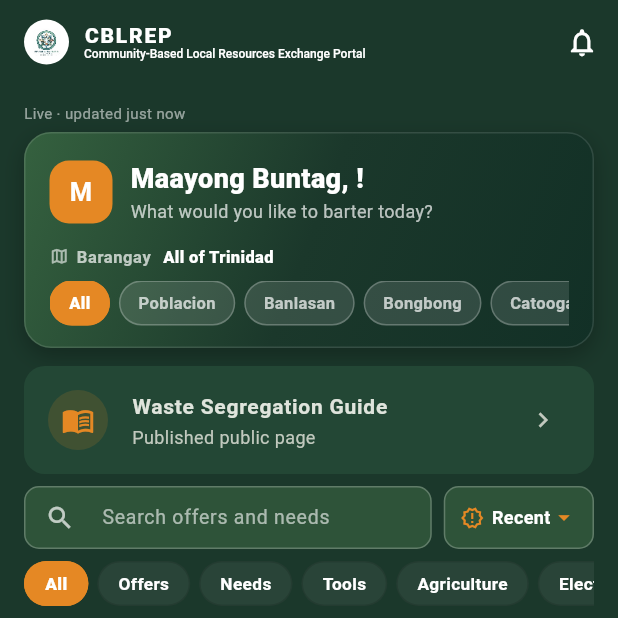
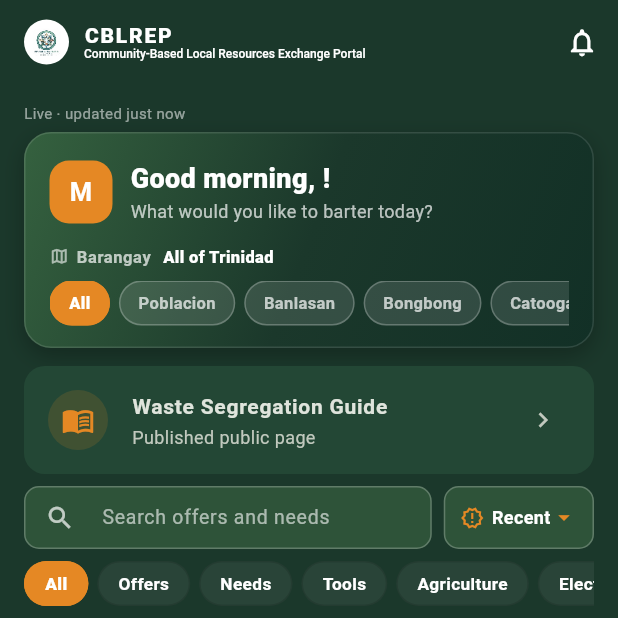
Before and after one commit to apexpredator20050904/CBLREP, a Flutter app: the CblrepShell screen opened directly, on a phone screen of 412 x 824 dp, the top half of it. Run offline on Flutter 3.47's test engine with Material 3 defaults, Android fonts, the phone set to English and light mode, and no system bars; our stand-ins replace dio, file_picker, firebase_core, firebase_messaging, flutter_local_notifications, flutter_map and 8 more; accounts and stored records are empty; network calls fail.

Commit message:
feat: badge the tabs that are waiting and bump app version
- share the English time-of-day greeting between the hero and profile header
- let a confirmation name its dismiss action, so cancelling an exchange says "Back"
- count unread messages and exchange actions on the bottom navigation

```diff
--- a/lib/core/feedback.dart
+++ b/lib/core/feedback.dart
@@ -102,6 +102,7 @@ class Feedback {
     required String title,
     required String message,
     String confirmLabel = 'Confirm',
+    String cancelLabel = 'Cancel',
     bool danger = false,
   }) async {
     final result = await showDialog<bool>(
@@ -110,7 +111,7 @@ class Feedback {
         title: Text(title),
         content: Text(message),
         actions: [
-          TextButton(onPressed: () => Navigator.pop(c, false), child: const Text('Cancel')),
+          TextButton(onPressed: () => Navigator.pop(c, false), child: Text(cancelLabel)),
           FilledButton(
             style: danger
                 ? FilledButton.styleFrom(backgroundColor: CblrepColors.dangerRed)
--- /dev/null
+++ b/lib/core/greeting.dart
@@ -0,0 +1,8 @@
+/// The English time-of-day greeting shared by the home hero and the profile
+/// header, so both always say the same thing at the same hour.
+String greetingForNow([DateTime? at]) {
+  final hour = (at ?? DateTime.now()).hour;
+  if (hour >= 5 && hour < 12) return 'Good morning';
+  if (hour >= 12 && hour < 18) return 'Good afternoon';
+  return 'Good evening';
+}
--- a/lib/providers/live_hub_provider.dart
+++ b/lib/providers/live_hub_provider.dart
@@ -46,15 +46,36 @@ class LiveHubProvider extends ChangeNotifier {
     }
   }
 
+  /// Total unread direct messages across every conversation.
+  ///
+  /// `/conversations` already returns a per-thread `unread_count`, so the
+  /// bottom-nav badge does not need another endpoint.
+  int get unreadMessages => conversations.fold<int>(
+        0,
+        (sum, conversation) =>
+            sum + (((conversation as Map)['unread_count'] as num?)?.toInt() ?? 0),
+      );
+
+  /// Exchanges waiting on this member: incoming proposals to accept or
+  /// decline, and accepted trades still needing this member's completion
+  /// confirmation. Proposals the member sent are excluded — there is nothing
+  /// to act on there.
+  int get exchangeActions => exchanges.where((exchange) {
+        final row = exchange as Map;
+        return row['can_respond'] == true || row['can_confirm_completion'] == true;
+      }).length;
+
   /// Cheap fingerprint of everything the UI renders from this provider.
   String get _fingerprint => [
         exchanges.length,
         exchanges
             .map((e) => '${(e as Map)['id']}:${(e as Map)['raw_status'] ?? (e as Map)['status']}')
             .join(','),
+        exchangeActions,
         notifications.length,
         unreadCount,
         conversations.length,
+        unreadMessages,
         dashboard?.values.join('|'),
       ].join('§');
 
--- a/lib/screens/exchanges_screen.dart
+++ b/lib/screens/exchanges_screen.dart
@@ -52,7 +52,7 @@ class _ExchangesScreenState extends State<ExchangesScreen> {
     final verb = switch (status) {
       'accepted' => 'Accept',
       'rejected' => 'Decline',
-      _ => 'Cancel',
+      _ => 'Cancel exchange',
     };
     final detail = switch (status) {
       'accepted' => 'The other member will be notified that you accepted "$label".',
@@ -65,6 +65,9 @@ class _ExchangesScreenState extends State<ExchangesScreen> {
       title: '$verb?',
       message: detail,
       confirmLabel: verb,
+      // A cancellation dialog used to show "Cancel" twice — once to dismiss
+      // and once to confirm. "Back" leaves the exchange untouched.
+      cancelLabel: status == 'cancelled' ? 'Back' : 'Cancel',
       danger: status == 'cancelled' || status == 'rejected',
     );
     if (!confirmed || !mounted) return;
--- a/lib/screens/home_feed_screen.dart
+++ b/lib/screens/home_feed_screen.dart
@@ -25,7 +25,7 @@ import 'listing_detail_screen.dart';
 ///
 /// The screen is built as one scroll view with three parts:
 ///
-///   1. a warm, localized hero (the greeting and the barangay quick-filter),
+///   1. a warm hero (the greeting and the barangay quick-filter),
 ///   2. a STICKY search-and-filter bar that stays reachable while the
 ///      member scrolls, and
 ///   3. the listings themselves.
--- a/lib/widgets/cblrep_shell.dart
+++ b/lib/widgets/cblrep_shell.dart
@@ -82,9 +82,11 @@ class _CblrepShellState extends State<CblrepShell> {
 
   @override
   Widget build(BuildContext context) {
-    // Select only the badge count — a plain watch would rebuild the entire
-    // shell (app bar, navigation bar and the open page) on every 20s poll.
+    // Select only the three badge counts — a plain watch would rebuild the
+    // entire shell (app bar, navigation bar and the open page) on every poll.
     final unread = context.select<LiveHubProvider, int>((hub) => hub.unreadCount);
+    final unreadMessages = context.select<LiveHubProvider, int>((hub) => hub.unreadMessages);
+    final exchangeActions = context.select<LiveHubProvider, int>((hub) => hub.exchangeActions);
     final dark = Theme.of(context).brightness == Brightness.dark;
     final barColor = dark ? CblrepColors.deepForest : Colors.white;
     return Scaffold(
@@ -142,15 +144,43 @@ class _CblrepShellState extends State<CblrepShell> {
       bottomNavigationBar: NavigationBar(
         selectedIndex: index,
         onDestinationSelected: (value) => setState(() => index = value),
-        destinations: const [
-          NavigationDestination(icon: Icon(Icons.home_outlined), selectedIcon: Icon(Icons.home), label: 'Home'),
-          NavigationDestination(icon: Icon(Icons.swap_horiz_outlined), selectedIcon: Icon(Icons.swap_horiz), label: 'Exchanges'),
-          NavigationDestination(icon: Icon(Icons.map_outlined), selectedIcon: Icon(Icons.map), label: 'Map'),
-          NavigationDestination(icon: Icon(Icons.chat_bubble_outline), selectedIcon: Icon(Icons.chat_bubble), label: 'Messages'),
-          NavigationDestination(icon: Icon(Icons.person_outline), selectedIcon: Icon(Icons.person), label: 'Profile'),
+        destinations: [
+          const NavigationDestination(icon: Icon(Icons.home_outlined), selectedIcon: Icon(Icons.home), label: 'Home'),
+          NavigationDestination(
+            icon: _NavBadge(count: exchangeActions, child: const Icon(Icons.swap_horiz_outlined)),
+            selectedIcon: _NavBadge(count: exchangeActions, child: const Icon(Icons.swap_horiz)),
+            label: 'Exchanges',
+          ),
+          const NavigationDestination(icon: Icon(Icons.map_outlined), selectedIcon: Icon(Icons.map), label: 'Map'),
+          NavigationDestination(
+            icon: _NavBadge(count: unreadMessages, child: const Icon(Icons.chat_bubble_outline)),
+            selectedIcon: _NavBadge(count: unreadMessages, child: const Icon(Icons.chat_bubble)),
+            label: 'Messages',
+          ),
+          const NavigationDestination(icon: Icon(Icons.person_outline), selectedIcon: Icon(Icons.person), label: 'Profile'),
         ],
       ),
       body: SafeArea(child: _pages[index]),
     );
   }
 }
+
+/// Numeric bubble over a navigation icon. Hidden at zero so tabs with nothing
+/// waiting stay clean; [Badge.count] caps very large values at "999+".
+class _NavBadge extends StatelessWidget {
+  const _NavBadge({required this.count, required this.child});
+
+  final int count;
+  final Widget child;
+
+  @override
+  Widget build(BuildContext context) {
+    return Badge.count(
+      count: count,
+      isLabelVisible: count > 0,
+      backgroundColor: CblrepColors.actionOrange,
+      textColor: Colors.white,
+      child: child,
+    );
+  }
+}
--- a/lib/widgets/hero_banner.dart
+++ b/lib/widgets/hero_banner.dart
@@ -1,38 +1,12 @@
 import 'package:flutter/material.dart';
 import '../config/community.dart';
+import '../core/greeting.dart';
 import '../theme/cblrep_theme.dart';
 import 'user_avatar.dart';
 
-/// The localized greeting for the current time of day.
-///
-/// Cebuano is the everyday language of this part of Bohol, and the app is
-/// used by neighbours, not by an English-only administration — so the home
-/// screen greets a member the way a neighbour would.
-enum _Greeting {
-  morning('Maayong Buntag', 'Good morning'),
-  afternoon('Maayong Hapon', 'Good afternoon'),
-  evening('Maayong Gabi', 'Good evening');
-
-  const _Greeting(this.local, this.english);
-
-  /// The Cebuano greeting, shown in the banner.
-  final String local;
-
-  /// The English gloss, used for the accessibility label.
-  final String english;
-
-  /// The greeting that fits the current clock.
-  static _Greeting forNow([DateTime? at]) {
-    final hour = (at ?? DateTime.now()).hour;
-    if (hour >= 5 && hour < 12) return _Greeting.morning;
-    if (hour >= 12 && hour < 18) return _Greeting.afternoon;
-    return _Greeting.evening;
-  }
-}
-
 /// The warm welcome banner at the top of the home feed.
 ///
-/// Carries the localized greeting, the member's name, the line that explains
+/// Carries the time-of-day greeting, the member's name, the line that explains
 /// what the portal is for, and the quick-filter bar for Trinidad's
 /// barangays — the fastest way for a member to see what their own
 /// neighbourhood is sharing.
@@ -55,7 +29,7 @@ class HeroBanner extends StatelessWidget {
 
   @override
   Widget build(BuildContext context) {
-    final greeting = _Greeting.forNow();
+    final greeting = greetingForNow();
     final hasPhoto = avatarUrl != null && avatarUrl!.isNotEmpty;
     final firstName = name.trim().split(RegExp(r'\s+')).first;
 
@@ -112,9 +86,9 @@ class HeroBanner extends StatelessWidget {
                   mainAxisSize: MainAxisSize.min,
                   children: [
                     Semantics(
-                      label: '${greeting.english}, $name',
+                      label: '$greeting, $name',
                       child: Text(
-                        '${greeting.local}, $firstName!',
+                        '$greeting, $firstName!',
                         maxLines: 1,
                         overflow: TextOverflow.ellipsis,
                         style: const TextStyle(
--- a/lib/widgets/welcome_header.dart
+++ b/lib/widgets/welcome_header.dart
@@ -1,4 +1,5 @@
 import 'package:flutter/material.dart';
+import '../core/greeting.dart';
 import '../theme/cblrep_theme.dart';
 import 'user_avatar.dart';
 
@@ -32,7 +33,7 @@ class WelcomeHeader extends StatelessWidget {
         const SizedBox(width: 12),
         Expanded(
           child: Column(crossAxisAlignment: CrossAxisAlignment.start, children: [
-            Text('Good day, $name!',
+            Text('${greetingForNow()}, $name!',
                 style: const TextStyle(fontWeight: FontWeight.bold, color: Colors.white, fontSize: 15)),
             const SizedBox(height: 2),
             Text(subtitle, style: const TextStyle(color: Colors.white70, fontSize: 11)),
--- a/pubspec.yaml
+++ b/pubspec.yaml
@@ -23,7 +23,11 @@ publish_to: 'none' # Remove this line if you wish to publish to pub.dev
 # 1.5.0 — redesigned home feed (localized hero, sticky search + filters,
 # realistic resource cards, shimmer skeletons) and the community safety
 # reporting system (report a posting or a member).
-version: 1.5.7+12
+#
+# 1.5.8 — waiting-work badges on the bottom navigation (unread messages and
+# exchange actions), one shared time-of-day greeting across the home hero and
+# profile header, and a confirmation dialog whose dismiss action can be named.
+version: 1.5.8+13
 
 environment:
   sdk: ^3.12.2
```
Also changed, not shown: 5 other files.
